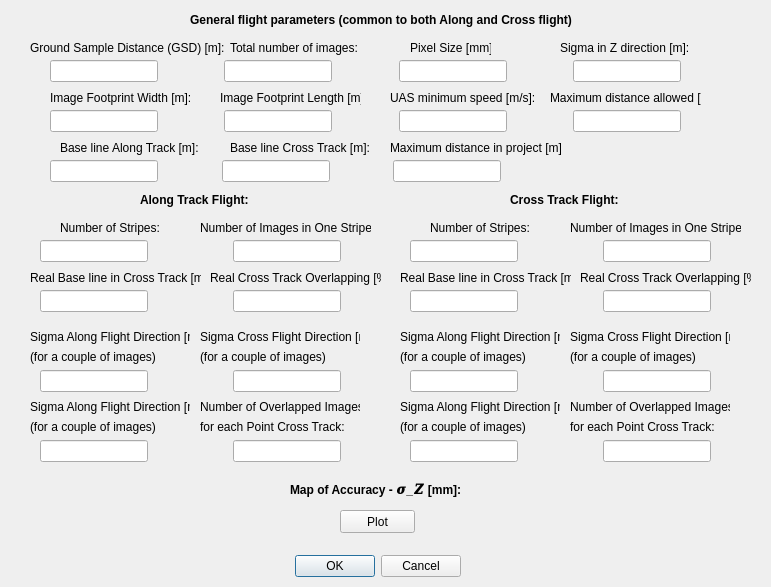
Qt form PluginFiles/DSP_outputs.ui (Marta1Rossi/DSP) before a commit.
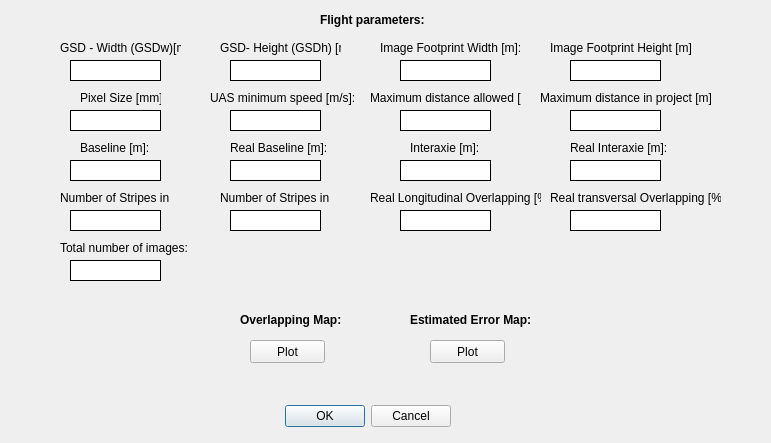
The same form after that commit.

```diff
--- a/PluginFiles/DSP_outputs.ui
+++ b/PluginFiles/DSP_outputs.ui
@@ -7,7 +7,7 @@
     <x>0</x>
     <y>0</y>
     <width>771</width>
-    <height>587</height>
+    <height>443</height>
    </rect>
   </property>
   <property name="windowTitle">
@@ -16,8 +16,8 @@
   <widget class="QDialogButtonBox" name="buttonBox">
    <property name="geometry">
     <rect>
-     <x>130</x>
-     <y>550</y>
+     <x>120</x>
+     <y>400</y>
      <width>331</width>
      <height>32</height>
     </rect>
@@ -32,9 +32,9 @@
   <widget class="QLabel" name="label_9">
    <property name="geometry">
     <rect>
-     <x>190</x>
+     <x>320</x>
      <y>10</y>
-     <width>401</width>
+     <width>271</width>
      <height>20</height>
     </rect>
    </property>
@@ -45,27 +45,27 @@
     </font>
    </property>
    <property name="text">
-    <string>General flight parameters (common to both Along and Cross flight)</string>
+    <string>Flight parameters:</string>
    </property>
   </widget>
   <widget class="QLabel" name="label">
    <property name="geometry">
     <rect>
-     <x>30</x>
+     <x>60</x>
      <y>40</y>
-     <width>201</width>
+     <width>121</width>
      <height>16</height>
     </rect>
    </property>
    <property name="text">
-    <string>Ground Sample Distance (GSD) [m]:</string>
+    <string>GSD - Width (GSDw)[m]:</string>
    </property>
   </widget>
   <widget class="QLabel" name="label_2">
    <property name="geometry">
     <rect>
-     <x>230</x>
-     <y>40</y>
+     <x>60</x>
+     <y>240</y>
      <width>131</width>
      <height>16</height>
     </rect>
@@ -77,8 +77,8 @@
   <widget class="QLabel" name="label_3">
    <property name="geometry">
     <rect>
-     <x>410</x>
-     <y>40</y>
+     <x>80</x>
+     <y>90</y>
      <width>81</width>
      <height>16</height>
     </rect>
@@ -87,134 +87,11 @@
     <string>Pixel Size [mm]:</string>
    </property>
   </widget>
-  <widget class="QLabel" name="label_4">
-   <property name="geometry">
-    <rect>
-     <x>560</x>
-     <y>40</y>
-     <width>131</width>
-     <height>16</height>
-    </rect>
-   </property>
-   <property name="text">
-    <string>Sigma in Z direction [m]:</string>
-   </property>
-  </widget>
-  <widget class="QWidget" name="layoutWidget">
-   <property name="geometry">
-    <rect>
-     <x>50</x>
-     <y>110</y>
-     <width>631</width>
-     <height>22</height>
-    </rect>
-   </property>
-   <layout class="QHBoxLayout" name="horizontalLayout_2">
-    <item>
-     <widget class="QLineEdit" name="lineEdit_5"/>
-    </item>
-    <item>
-     <spacer name="horizontalSpacer_4">
-      <property name="orientation">
-       <enum>Qt::Horizontal</enum>
-      </property>
-      <property name="sizeHint" stdset="0">
-       <size>
-        <width>40</width>
-        <height>20</height>
-       </size>
-      </property>
-     </spacer>
-    </item>
-    <item>
-     <widget class="QLineEdit" name="lineEdit_6"/>
-    </item>
-    <item>
-     <spacer name="horizontalSpacer_5">
-      <property name="orientation">
-       <enum>Qt::Horizontal</enum>
-      </property>
-      <property name="sizeHint" stdset="0">
-       <size>
-        <width>40</width>
-        <height>20</height>
-       </size>
-      </property>
-     </spacer>
-    </item>
-    <item>
-     <widget class="QLineEdit" name="lineEdit_7"/>
-    </item>
-    <item>
-     <spacer name="horizontalSpacer_6">
-      <property name="orientation">
-       <enum>Qt::Horizontal</enum>
-      </property>
-      <property name="sizeHint" stdset="0">
-       <size>
-        <width>40</width>
-        <height>20</height>
-       </size>
-      </property>
-     </spacer>
-    </item>
-    <item>
-     <widget class="QLineEdit" name="lineEdit_8"/>
-    </item>
-   </layout>
-  </widget>
-  <widget class="QWidget" name="layoutWidget_2">
-   <property name="geometry">
-    <rect>
-     <x>50</x>
-     <y>160</y>
-     <width>451</width>
-     <height>22</height>
-    </rect>
-   </property>
-   <layout class="QHBoxLayout" name="horizontalLayout_3">
-    <item>
-     <widget class="QLineEdit" name="lineEdit_9"/>
-    </item>
-    <item>
-     <spacer name="horizontalSpacer_7">
-      <property name="orientation">
-       <enum>Qt::Horizontal</enum>
-      </property>
-      <property name="sizeHint" stdset="0">
-       <size>
-        <width>40</width>
-        <height>20</height>
-       </size>
-      </property>
-     </spacer>
-    </item>
-    <item>
-     <widget class="QLineEdit" name="lineEdit_10"/>
-    </item>
-    <item>
-     <spacer name="horizontalSpacer_8">
-      <property name="orientation">
-       <enum>Qt::Horizontal</enum>
-      </property>
-      <property name="sizeHint" stdset="0">
-       <size>
-        <width>40</width>
-        <height>20</height>
-       </size>
-      </property>
-     </spacer>
-    </item>
-    <item>
-     <widget class="QLineEdit" name="lineEdit_11"/>
-    </item>
-   </layout>
-  </widget>
   <widget class="QLabel" name="label_6">
    <property name="geometry">
     <rect>
-     <x>50</x>
-     <y>90</y>
+     <x>380</x>
+     <y>40</y>
      <width>141</width>
      <height>16</height>
     </rect>
@@ -226,20 +103,20 @@
   <widget class="QLabel" name="label_7">
    <property name="geometry">
     <rect>
-     <x>220</x>
-     <y>90</y>
+     <x>550</x>
+     <y>40</y>
      <width>141</width>
      <height>16</height>
     </rect>
    </property>
    <property name="text">
-    <string>Image Footprint Length [m]:</string>
+    <string>Image Footprint Height [m]:</string>
    </property>
   </widget>
   <widget class="QLabel" name="label_8">
    <property name="geometry">
     <rect>
-     <x>390</x>
+     <x>210</x>
      <y>90</y>
      <width>151</width>
      <height>16</height>
@@ -252,7 +129,7 @@
   <widget class="QLabel" name="label_10">
    <property name="geometry">
     <rect>
-     <x>550</x>
+     <x>370</x>
      <y>90</y>
      <width>151</width>
      <height>16</height>
@@ -265,14 +142,14 @@
   <widget class="QLabel" name="label_11">
    <property name="geometry">
     <rect>
-     <x>60</x>
+     <x>80</x>
      <y>140</y>
      <width>151</width>
      <height>16</height>
     </rect>
    </property>
    <property name="text">
-    <string>Base line Along Track [m]:</string>
+    <string>Baseline [m]:</string>
    </property>
   </widget>
   <widget class="QLabel" name="label_12">
@@ -285,14 +162,14 @@
     </rect>
    </property>
    <property name="text">
-    <string>Base line Cross Track [m]:</string>
+    <string>Real Baseline [m]:</string>
    </property>
   </widget>
   <widget class="QLabel" name="label_13">
    <property name="geometry">
     <rect>
-     <x>390</x>
-     <y>140</y>
+     <x>540</x>
+     <y>90</y>
      <width>171</width>
      <height>16</height>
     </rect>
@@ -301,603 +178,25 @@
     <string>Maximum distance in project [m]:</string>
    </property>
   </widget>
-  <widget class="QLabel" name="label_14">
-   <property name="geometry">
-    <rect>
-     <x>140</x>
-     <y>190</y>
-     <width>131</width>
-     <height>20</height>
-    </rect>
-   </property>
-   <property name="font">
-    <font>
-     <weight>75</weight>
-     <bold>true</bold>
-    </font>
-   </property>
-   <property name="text">
-    <string>Along Track Flight:</string>
-   </property>
-  </widget>
-  <widget class="QLabel" name="label_15">
-   <property name="geometry">
-    <rect>
-     <x>510</x>
-     <y>190</y>
-     <width>131</width>
-     <height>20</height>
-    </rect>
-   </property>
-   <property name="font">
-    <font>
-     <weight>75</weight>
-     <bold>true</bold>
-    </font>
-   </property>
-   <property name="text">
-    <string>Cross Track Flight:</string>
-   </property>
-  </widget>
-  <widget class="QWidget" name="layoutWidget">
-   <property name="geometry">
-    <rect>
-     <x>50</x>
-     <y>60</y>
-     <width>631</width>
-     <height>22</height>
-    </rect>
-   </property>
-   <layout class="QHBoxLayout" name="horizontalLayout">
-    <item>
-     <widget class="QLineEdit" name="lineEdit"/>
-    </item>
-    <item>
-     <spacer name="horizontalSpacer">
-      <property name="orientation">
-       <enum>Qt::Horizontal</enum>
-      </property>
-      <property name="sizeHint" stdset="0">
-       <size>
-        <width>40</width>
-        <height>20</height>
-       </size>
-      </property>
-     </spacer>
-    </item>
-    <item>
-     <widget class="QLineEdit" name="lineEdit_2"/>
-    </item>
-    <item>
-     <spacer name="horizontalSpacer_2">
-      <property name="orientation">
-       <enum>Qt::Horizontal</enum>
-      </property>
-      <property name="sizeHint" stdset="0">
-       <size>
-        <width>40</width>
-        <height>20</height>
-       </size>
-      </property>
-     </spacer>
-    </item>
-    <item>
-     <widget class="QLineEdit" name="lineEdit_3"/>
-    </item>
-    <item>
-     <spacer name="horizontalSpacer_3">
-      <property name="orientation">
-       <enum>Qt::Horizontal</enum>
-      </property>
-      <property name="sizeHint" stdset="0">
-       <size>
-        <width>40</width>
-        <height>20</height>
-       </size>
-      </property>
-     </spacer>
-    </item>
-    <item>
-     <widget class="QLineEdit" name="lineEdit_4"/>
-    </item>
-   </layout>
-  </widget>
-  <widget class="QLabel" name="label_16">
-   <property name="geometry">
-    <rect>
-     <x>60</x>
-     <y>220</y>
-     <width>111</width>
-     <height>16</height>
-    </rect>
-   </property>
-   <property name="text">
-    <string>Number of Stripes:</string>
-   </property>
-  </widget>
-  <widget class="QLabel" name="label_17">
-   <property name="geometry">
-    <rect>
-     <x>200</x>
-     <y>220</y>
-     <width>171</width>
-     <height>16</height>
-    </rect>
-   </property>
-   <property name="text">
-    <string>Number of Images in One Stripe:</string>
-   </property>
-  </widget>
-  <widget class="QWidget" name="layoutWidget_3">
-   <property name="geometry">
-    <rect>
-     <x>40</x>
-     <y>290</y>
-     <width>301</width>
-     <height>22</height>
-    </rect>
-   </property>
-   <layout class="QHBoxLayout" name="horizontalLayout_5">
-    <item>
-     <widget class="QLineEdit" name="lineEdit_14"/>
-    </item>
-    <item>
-     <spacer name="horizontalSpacer_11">
-      <property name="orientation">
-       <enum>Qt::Horizontal</enum>
-      </property>
-      <property name="sizeHint" stdset="0">
-       <size>
-        <width>40</width>
-        <height>20</height>
-       </size>
-      </property>
-     </spacer>
-    </item>
-    <item>
-     <widget class="QLineEdit" name="lineEdit_15"/>
-    </item>
-   </layout>
-  </widget>
-  <widget class="QWidget" name="layoutWidget_4">
-   <property name="geometry">
-    <rect>
-     <x>40</x>
-     <y>370</y>
-     <width>301</width>
-     <height>22</height>
-    </rect>
-   </property>
-   <layout class="QHBoxLayout" name="horizontalLayout_6">
-    <item>
-     <widget class="QLineEdit" name="lineEdit_16"/>
-    </item>
-    <item>
-     <spacer name="horizontalSpacer_12">
-      <property name="orientation">
-       <enum>Qt::Horizontal</enum>
-      </property>
-      <property name="sizeHint" stdset="0">
-       <size>
-        <width>40</width>
-        <height>20</height>
-       </size>
-      </property>
-     </spacer>
-    </item>
-    <item>
-     <widget class="QLineEdit" name="lineEdit_17"/>
-    </item>
-   </layout>
-  </widget>
-  <widget class="QWidget" name="layoutWidget_5">
-   <property name="geometry">
-    <rect>
-     <x>40</x>
-     <y>440</y>
-     <width>301</width>
-     <height>22</height>
-    </rect>
-   </property>
-   <layout class="QHBoxLayout" name="horizontalLayout_7">
-    <item>
-     <widget class="QLineEdit" name="lineEdit_18"/>
-    </item>
-    <item>
-     <spacer name="horizontalSpacer_13">
-      <property name="orientation">
-       <enum>Qt::Horizontal</enum>
-      </property>
-      <property name="sizeHint" stdset="0">
-       <size>
-        <width>40</width>
-        <height>20</height>
-       </size>
-      </property>
-     </spacer>
-    </item>
-    <item>
-     <widget class="QLineEdit" name="lineEdit_19"/>
-    </item>
-   </layout>
-  </widget>
-  <widget class="QLabel" name="label_18">
-   <property name="geometry">
-    <rect>
-     <x>30</x>
-     <y>270</y>
-     <width>171</width>
-     <height>16</height>
-    </rect>
-   </property>
-   <property name="text">
-    <string>Real Base line in Cross Track [m]:</string>
-   </property>
-  </widget>
   <widget class="QLabel" name="label_19">
    <property name="geometry">
     <rect>
-     <x>210</x>
-     <y>270</y>
+     <x>370</x>
+     <y>190</y>
      <width>171</width>
      <height>16</height>
     </rect>
    </property>
    <property name="text">
-    <string>Real Cross Track Overlapping [%]:</string>
+    <string>Real Longitudinal Overlapping [%]:</string>
    </property>
   </widget>
-  <widget class="QWidget" name="layoutWidget_10">
-   <property name="geometry">
-    <rect>
-     <x>200</x>
-     <y>330</y>
-     <width>160</width>
-     <height>34</height>
-    </rect>
-   </property>
-   <layout class="QVBoxLayout" name="verticalLayout_2">
-    <item>
-     <widget class="QLabel" name="label_21">
-      <property name="text">
-       <string>Sigma Cross Flight Direction [m]: </string>
-      </property>
-     </widget>
-    </item>
-    <item>
-     <widget class="QLabel" name="label_25">
-      <property name="text">
-       <string>(for a couple of images)</string>
-      </property>
-     </widget>
-    </item>
-   </layout>
-  </widget>
-  <widget class="QWidget" name="layoutWidget_11">
-   <property name="geometry">
-    <rect>
-     <x>30</x>
-     <y>400</y>
-     <width>160</width>
-     <height>34</height>
-    </rect>
-   </property>
-   <layout class="QVBoxLayout" name="verticalLayout_3">
-    <item>
-     <widget class="QLabel" name="label_22">
-      <property name="text">
-       <string>Sigma Along Flight Direction [m]: </string>
-      </property>
-     </widget>
-    </item>
-    <item>
-     <widget class="QLabel" name="label_26">
-      <property name="text">
-       <string>(for a couple of images)</string>
-      </property>
-     </widget>
-    </item>
-   </layout>
-  </widget>
-  <widget class="QWidget" name="layoutWidget_12">
-   <property name="geometry">
-    <rect>
-     <x>200</x>
-     <y>400</y>
-     <width>160</width>
-     <height>34</height>
-    </rect>
-   </property>
-   <layout class="QVBoxLayout" name="verticalLayout_4">
-    <item>
-     <widget class="QLabel" name="label_23">
-      <property name="text">
-       <string>Number of Overlapped Images</string>
-      </property>
-     </widget>
-    </item>
-    <item>
-     <widget class="QLabel" name="label_27">
-      <property name="text">
-       <string>for each Point Cross Track: </string>
-      </property>
-     </widget>
-    </item>
-   </layout>
-  </widget>
-  <widget class="QWidget" name="layoutWidget_6">
-   <property name="geometry">
-    <rect>
-     <x>410</x>
-     <y>290</y>
-     <width>301</width>
-     <height>22</height>
-    </rect>
-   </property>
-   <layout class="QHBoxLayout" name="horizontalLayout_8">
-    <item>
-     <widget class="QLineEdit" name="lineEdit_20"/>
-    </item>
-    <item>
-     <spacer name="horizontalSpacer_14">
-      <property name="orientation">
-       <enum>Qt::Horizontal</enum>
-      </property>
-      <property name="sizeHint" stdset="0">
-       <size>
-        <width>40</width>
-        <height>20</height>
-       </size>
-      </property>
-     </spacer>
-    </item>
-    <item>
-     <widget class="QLineEdit" name="lineEdit_21"/>
-    </item>
-   </layout>
-  </widget>
-  <widget class="QWidget" name="layoutWidget_7">
-   <property name="geometry">
-    <rect>
-     <x>410</x>
-     <y>240</y>
-     <width>301</width>
-     <height>22</height>
-    </rect>
-   </property>
-   <layout class="QHBoxLayout" name="horizontalLayout_9">
-    <item>
-     <widget class="QLineEdit" name="lineEdit_22"/>
-    </item>
-    <item>
-     <spacer name="horizontalSpacer_15">
-      <property name="orientation">
-       <enum>Qt::Horizontal</enum>
-      </property>
-      <property name="sizeHint" stdset="0">
-       <size>
-        <width>40</width>
-        <height>20</height>
-       </size>
-      </property>
-     </spacer>
-    </item>
-    <item>
-     <widget class="QLineEdit" name="lineEdit_23"/>
-    </item>
-   </layout>
-  </widget>
-  <widget class="QLabel" name="label_28">
-   <property name="geometry">
-    <rect>
-     <x>580</x>
-     <y>270</y>
-     <width>171</width>
-     <height>16</height>
-    </rect>
-   </property>
-   <property name="text">
-    <string>Real Cross Track Overlapping [%]:</string>
-   </property>
-  </widget>
-  <widget class="QWidget" name="layoutWidget_13">
-   <property name="geometry">
-    <rect>
-     <x>400</x>
-     <y>400</y>
-     <width>160</width>
-     <height>34</height>
-    </rect>
-   </property>
-   <layout class="QVBoxLayout" name="verticalLayout_5">
-    <item>
-     <widget class="QLabel" name="label_29">
-      <property name="text">
-       <string>Sigma Along Flight Direction [m]: </string>
-      </property>
-     </widget>
-    </item>
-    <item>
-     <widget class="QLabel" name="label_30">
-      <property name="text">
-       <string>(for a couple of images)</string>
-      </property>
-     </widget>
-    </item>
-   </layout>
-  </widget>
-  <widget class="QWidget" name="layoutWidget_14">
-   <property name="geometry">
-    <rect>
-     <x>570</x>
-     <y>400</y>
-     <width>160</width>
-     <height>34</height>
-    </rect>
-   </property>
-   <layout class="QVBoxLayout" name="verticalLayout_6">
-    <item>
-     <widget class="QLabel" name="label_31">
-      <property name="text">
-       <string>Number of Overlapped Images</string>
-      </property>
-     </widget>
-    </item>
-    <item>
-     <widget class="QLabel" name="label_32">
-      <property name="text">
-       <string>for each Point Cross Track: </string>
-      </property>
-     </widget>
-    </item>
-   </layout>
-  </widget>
-  <widget class="QWidget" name="layoutWidget_8">
-   <property name="geometry">
-    <rect>
-     <x>400</x>
-     <y>330</y>
-     <width>160</width>
-     <height>34</height>
-    </rect>
-   </property>
-   <layout class="QVBoxLayout" name="verticalLayout_7">
-    <item>
-     <widget class="QLabel" name="label_33">
-      <property name="text">
-       <string>Sigma Along Flight Direction [m]: </string>
-      </property>
-     </widget>
-    </item>
-    <item>
-     <widget class="QLabel" name="label_34">
-      <property name="text">
-       <string>(for a couple of images)</string>
-      </property>
-     </widget>
-    </item>
-   </layout>
-  </widget>
-  <widget class="QLabel" name="label_35">
-   <property name="geometry">
-    <rect>
-     <x>400</x>
-     <y>270</y>
-     <width>171</width>
-     <height>16</height>
-    </rect>
-   </property>
-   <property name="text">
-    <string>Real Base line in Cross Track [m]:</string>
-   </property>
-  </widget>
-  <widget class="QWidget" name="layoutWidget_15">
-   <property name="geometry">
-    <rect>
-     <x>570</x>
-     <y>330</y>
-     <width>160</width>
-     <height>34</height>
-    </rect>
-   </property>
-   <layout class="QVBoxLayout" name="verticalLayout_8">
-    <item>
-     <widget class="QLabel" name="label_36">
-      <property name="text">
-       <string>Sigma Cross Flight Direction [m]: </string>
-      </property>
-     </widget>
-    </item>
-    <item>
-     <widget class="QLabel" name="label_37">
-      <property name="text">
-       <string>(for a couple of images)</string>
-      </property>
-     </widget>
-    </item>
-   </layout>
-  </widget>
-  <widget class="QLabel" name="label_38">
-   <property name="geometry">
-    <rect>
-     <x>570</x>
-     <y>220</y>
-     <width>171</width>
-     <height>16</height>
-    </rect>
-   </property>
-   <property name="text">
-    <string>Number of Images in One Stripe:</string>
-   </property>
-  </widget>
-  <widget class="QWidget" name="layoutWidget_9">
-   <property name="geometry">
-    <rect>
-     <x>410</x>
-     <y>370</y>
-     <width>301</width>
-     <height>22</height>
-    </rect>
-   </property>
-   <layout class="QHBoxLayout" name="horizontalLayout_10">
-    <item>
-     <widget class="QLineEdit" name="lineEdit_24"/>
-    </item>
-    <item>
-     <spacer name="horizontalSpacer_16">
-      <property name="orientation">
-       <enum>Qt::Horizontal</enum>
-      </property>
-      <property name="sizeHint" stdset="0">
-       <size>
-        <width>40</width>
-        <height>20</height>
-       </size>
-      </property>
-     </spacer>
-    </item>
-    <item>
-     <widget class="QLineEdit" name="lineEdit_25"/>
-    </item>
-   </layout>
-  </widget>
-  <widget class="QWidget" name="layoutWidget_16">
-   <property name="geometry">
-    <rect>
-     <x>410</x>
-     <y>440</y>
-     <width>301</width>
-     <height>22</height>
-    </rect>
-   </property>
-   <layout class="QHBoxLayout" name="horizontalLayout_11">
-    <item>
-     <widget class="QLineEdit" name="lineEdit_26"/>
-    </item>
-    <item>
-     <spacer name="horizontalSpacer_17">
-      <property name="orientation">
-       <enum>Qt::Horizontal</enum>
-      </property>
-      <property name="sizeHint" stdset="0">
-       <size>
-        <width>40</width>
-        <height>20</height>
-       </size>
-      </property>
-     </spacer>
-    </item>
-    <item>
-     <widget class="QLineEdit" name="lineEdit_27"/>
-    </item>
-   </layout>
-  </widget>
   <widget class="QLabel" name="label_39">
    <property name="geometry">
     <rect>
-     <x>290</x>
-     <y>480</y>
-     <width>181</width>
+     <x>410</x>
+     <y>310</y>
+     <width>191</width>
      <height>20</height>
     </rect>
    </property>
@@ -908,90 +207,487 @@
     </font>
    </property>
    <property name="text">
-    <string>Map of Accuracy - 𝝈_𝒁 [mm]:</string>
+    <string>Estimated Error Map:</string>
    </property>
   </widget>
-  <widget class="QWidget" name="layoutWidget">
-   <property name="geometry">
-    <rect>
-     <x>40</x>
-     <y>240</y>
-     <width>301</width>
-     <height>22</height>
-    </rect>
-   </property>
-   <layout class="QHBoxLayout" name="horizontalLayout_4">
-    <item>
-     <widget class="QLineEdit" name="lineEdit_12"/>
-    </item>
-    <item>
-     <spacer name="horizontalSpacer_10">
-      <property name="orientation">
-       <enum>Qt::Horizontal</enum>
-      </property>
-      <property name="sizeHint" stdset="0">
-       <size>
-        <width>40</width>
-        <height>20</height>
-       </size>
-      </property>
-     </spacer>
-    </item>
-    <item>
-     <widget class="QLineEdit" name="lineEdit_13"/>
-    </item>
-   </layout>
-  </widget>
-  <widget class="QWidget" name="layoutWidget">
-   <property name="geometry">
-    <rect>
-     <x>30</x>
-     <y>330</y>
-     <width>160</width>
-     <height>34</height>
-    </rect>
-   </property>
-   <layout class="QVBoxLayout" name="verticalLayout">
-    <item>
-     <widget class="QLabel" name="label_20">
-      <property name="text">
-       <string>Sigma Along Flight Direction [m]: </string>
-      </property>
-     </widget>
-    </item>
-    <item>
-     <widget class="QLabel" name="label_24">
-      <property name="text">
-       <string>(for a couple of images)</string>
-      </property>
-     </widget>
-    </item>
-   </layout>
-  </widget>
-  <widget class="QPushButton" name="pushButton">
-   <property name="geometry">
-    <rect>
-     <x>340</x>
-     <y>510</y>
-     <width>75</width>
-     <height>23</height>
-    </rect>
-   </property>
-   <property name="text">
-    <string>Plot</string>
-   </property>
-  </widget>
-  <widget class="QLabel" name="label_40">
+  <widget class="QPushButton" name="pb_error">
    <property name="geometry">
     <rect>
      <x>430</x>
-     <y>220</y>
+     <y>340</y>
+     <width>75</width>
+     <height>23</height>
+    </rect>
+   </property>
+   <property name="text">
+    <string>Plot</string>
+   </property>
+  </widget>
+  <widget class="QLabel" name="label_40">
+   <property name="geometry">
+    <rect>
+     <x>60</x>
+     <y>190</y>
      <width>111</width>
      <height>16</height>
     </rect>
    </property>
    <property name="text">
-    <string>Number of Stripes:</string>
+    <string>Number of Stripes in X:</string>
+   </property>
+  </widget>
+  <widget class="QLabel" name="label_5">
+   <property name="geometry">
+    <rect>
+     <x>220</x>
+     <y>40</y>
+     <width>121</width>
+     <height>16</height>
+    </rect>
+   </property>
+   <property name="text">
+    <string>GSD- Height (GSDh) [m]:</string>
+   </property>
+  </widget>
+  <widget class="QLabel" name="label_14">
+   <property name="geometry">
+    <rect>
+     <x>410</x>
+     <y>140</y>
+     <width>81</width>
+     <height>16</height>
+    </rect>
+   </property>
+   <property name="text">
+    <string>Interaxie [m]:</string>
+   </property>
+  </widget>
+  <widget class="QLabel" name="label_41">
+   <property name="geometry">
+    <rect>
+     <x>570</x>
+     <y>140</y>
+     <width>151</width>
+     <height>16</height>
+    </rect>
+   </property>
+   <property name="text">
+    <string>Real Interaxie [m]:</string>
+   </property>
+  </widget>
+  <widget class="QLabel" name="label_44">
+   <property name="geometry">
+    <rect>
+     <x>220</x>
+     <y>190</y>
+     <width>111</width>
+     <height>16</height>
+    </rect>
+   </property>
+   <property name="text">
+    <string>Number of Stripes in Y:</string>
+   </property>
+  </widget>
+  <widget class="QLabel" name="label_20">
+   <property name="geometry">
+    <rect>
+     <x>550</x>
+     <y>190</y>
+     <width>171</width>
+     <height>16</height>
+    </rect>
+   </property>
+   <property name="text">
+    <string>Real transversal Overlapping [%]:</string>
+   </property>
+  </widget>
+  <widget class="QLabel" name="label_42">
+   <property name="geometry">
+    <rect>
+     <x>240</x>
+     <y>310</y>
+     <width>181</width>
+     <height>20</height>
+    </rect>
+   </property>
+   <property name="font">
+    <font>
+     <weight>75</weight>
+     <bold>true</bold>
+    </font>
+   </property>
+   <property name="text">
+    <string>Overlapping Map:</string>
+   </property>
+  </widget>
+  <widget class="QPushButton" name="pb_overlap">
+   <property name="geometry">
+    <rect>
+     <x>250</x>
+     <y>340</y>
+     <width>75</width>
+     <height>23</height>
+    </rect>
+   </property>
+   <property name="text">
+    <string>Plot</string>
+   </property>
+  </widget>
+  <widget class="QLabel" name="GSDw">
+   <property name="geometry">
+    <rect>
+     <x>70</x>
+     <y>60</y>
+     <width>91</width>
+     <height>21</height>
+    </rect>
+   </property>
+   <property name="autoFillBackground">
+    <bool>false</bool>
+   </property>
+   <property name="styleSheet">
+    <string notr="true">background-color: rgb(255, 255, 255);
+border: 1px solid black;
+</string>
+   </property>
+   <property name="text">
+    <string/>
+   </property>
+  </widget>
+  <widget class="QLabel" name="GSDh">
+   <property name="geometry">
+    <rect>
+     <x>230</x>
+     <y>60</y>
+     <width>91</width>
+     <height>21</height>
+    </rect>
+   </property>
+   <property name="autoFillBackground">
+    <bool>false</bool>
+   </property>
+   <property name="styleSheet">
+    <string notr="true">background-color: rgb(255, 255, 255);
+border: 1px solid black;
+</string>
+   </property>
+   <property name="text">
+    <string/>
+   </property>
+  </widget>
+  <widget class="QLabel" name="footprint_W">
+   <property name="geometry">
+    <rect>
+     <x>400</x>
+     <y>60</y>
+     <width>91</width>
+     <height>21</height>
+    </rect>
+   </property>
+   <property name="autoFillBackground">
+    <bool>false</bool>
+   </property>
+   <property name="styleSheet">
+    <string notr="true">background-color: rgb(255, 255, 255);
+border: 1px solid black;
+</string>
+   </property>
+   <property name="text">
+    <string/>
+   </property>
+  </widget>
+  <widget class="QLabel" name="footprint_H">
+   <property name="geometry">
+    <rect>
+     <x>570</x>
+     <y>60</y>
+     <width>91</width>
+     <height>21</height>
+    </rect>
+   </property>
+   <property name="autoFillBackground">
+    <bool>false</bool>
+   </property>
+   <property name="styleSheet">
+    <string notr="true">background-color: rgb(255, 255, 255);
+border: 1px solid black;
+</string>
+   </property>
+   <property name="text">
+    <string/>
+   </property>
+  </widget>
+  <widget class="QLabel" name="px_size">
+   <property name="geometry">
+    <rect>
+     <x>70</x>
+     <y>110</y>
+     <width>91</width>
+     <height>21</height>
+    </rect>
+   </property>
+   <property name="autoFillBackground">
+    <bool>false</bool>
+   </property>
+   <property name="styleSheet">
+    <string notr="true">background-color: rgb(255, 255, 255);
+border: 1px solid black;
+</string>
+   </property>
+   <property name="text">
+    <string/>
+   </property>
+  </widget>
+  <widget class="QLabel" name="UAS_min_speed">
+   <property name="geometry">
+    <rect>
+     <x>230</x>
+     <y>110</y>
+     <width>91</width>
+     <height>21</height>
+    </rect>
+   </property>
+   <property name="autoFillBackground">
+    <bool>false</bool>
+   </property>
+   <property name="styleSheet">
+    <string notr="true">background-color: rgb(255, 255, 255);
+border: 1px solid black;
+</string>
+   </property>
+   <property name="text">
+    <string/>
+   </property>
+  </widget>
+  <widget class="QLabel" name="max_dist">
+   <property name="geometry">
+    <rect>
+     <x>400</x>
+     <y>110</y>
+     <width>91</width>
+     <height>21</height>
+    </rect>
+   </property>
+   <property name="autoFillBackground">
+    <bool>false</bool>
+   </property>
+   <property name="styleSheet">
+    <string notr="true">background-color: rgb(255, 255, 255);
+border: 1px solid black;
+</string>
+   </property>
+   <property name="text">
+    <string/>
+   </property>
+  </widget>
+  <widget class="QLabel" name="max_dist_proj">
+   <property name="geometry">
+    <rect>
+     <x>570</x>
+     <y>110</y>
+     <width>91</width>
+     <height>21</height>
+    </rect>
+   </property>
+   <property name="autoFillBackground">
+    <bool>false</bool>
+   </property>
+   <property name="styleSheet">
+    <string notr="true">background-color: rgb(255, 255, 255);
+border: 1px solid black;
+</string>
+   </property>
+   <property name="text">
+    <string/>
+   </property>
+  </widget>
+  <widget class="QLabel" name="baseline">
+   <property name="geometry">
+    <rect>
+     <x>70</x>
+     <y>160</y>
+     <width>91</width>
+     <height>21</height>
+    </rect>
+   </property>
+   <property name="autoFillBackground">
+    <bool>false</bool>
+   </property>
+   <property name="styleSheet">
+    <string notr="true">background-color: rgb(255, 255, 255);
+border: 1px solid black;
+</string>
+   </property>
+   <property name="text">
+    <string/>
+   </property>
+  </widget>
+  <widget class="QLabel" name="b_real">
+   <property name="geometry">
+    <rect>
+     <x>230</x>
+     <y>160</y>
+     <width>91</width>
+     <height>21</height>
+    </rect>
+   </property>
+   <property name="autoFillBackground">
+    <bool>false</bool>
+   </property>
+   <property name="styleSheet">
+    <string notr="true">background-color: rgb(255, 255, 255);
+border: 1px solid black;
+</string>
+   </property>
+   <property name="text">
+    <string/>
+   </property>
+  </widget>
+  <widget class="QLabel" name="interaxie">
+   <property name="geometry">
+    <rect>
+     <x>400</x>
+     <y>160</y>
+     <width>91</width>
+     <height>21</height>
+    </rect>
+   </property>
+   <property name="autoFillBackground">
+    <bool>false</bool>
+   </property>
+   <property name="styleSheet">
+    <string notr="true">background-color: rgb(255, 255, 255);
+border: 1px solid black;
+</string>
+   </property>
+   <property name="text">
+    <string/>
+   </property>
+  </widget>
+  <widget class="QLabel" name="i_real">
+   <property name="geometry">
+    <rect>
+     <x>570</x>
+     <y>160</y>
+     <width>91</width>
+     <height>21</height>
+    </rect>
+   </property>
+   <property name="autoFillBackground">
+    <bool>false</bool>
+   </property>
+   <property name="styleSheet">
+    <string notr="true">background-color: rgb(255, 255, 255);
+border: 1px solid black;
+</string>
+   </property>
+   <property name="text">
+    <string/>
+   </property>
+  </widget>
+  <widget class="QLabel" name="nstrip_x">
+   <property name="geometry">
+    <rect>
+     <x>70</x>
+     <y>210</y>
+     <width>91</width>
+     <height>21</height>
+    </rect>
+   </property>
+   <property name="autoFillBackground">
+    <bool>false</bool>
+   </property>
+   <property name="styleSheet">
+    <string notr="true">background-color: rgb(255, 255, 255);
+border: 1px solid black;
+</string>
+   </property>
+   <property name="text">
+    <string/>
+   </property>
+  </widget>
+  <widget class="QLabel" name="nstrip_y">
+   <property name="geometry">
+    <rect>
+     <x>230</x>
+     <y>210</y>
+     <width>91</width>
+     <height>21</height>
+    </rect>
+   </property>
+   <property name="autoFillBackground">
+    <bool>false</bool>
+   </property>
+   <property name="styleSheet">
+    <string notr="true">background-color: rgb(255, 255, 255);
+border: 1px solid black;
+</string>
+   </property>
+   <property name="text">
+    <string/>
+   </property>
+  </widget>
+  <widget class="QLabel" name="n_img">
+   <property name="geometry">
+    <rect>
+     <x>70</x>
+     <y>260</y>
+     <width>91</width>
+     <height>21</height>
+    </rect>
+   </property>
+   <property name="autoFillBackground">
+    <bool>false</bool>
+   </property>
+   <property name="styleSheet">
+    <string notr="true">background-color: rgb(255, 255, 255);
+border: 1px solid black;
+</string>
+   </property>
+   <property name="text">
+    <string/>
+   </property>
+  </widget>
+  <widget class="QLabel" name="Rl_real">
+   <property name="geometry">
+    <rect>
+     <x>400</x>
+     <y>210</y>
+     <width>91</width>
+     <height>21</height>
+    </rect>
+   </property>
+   <property name="autoFillBackground">
+    <bool>false</bool>
+   </property>
+   <property name="styleSheet">
+    <string notr="true">background-color: rgb(255, 255, 255);
+border: 1px solid black;
+</string>
+   </property>
+   <property name="text">
+    <string/>
+   </property>
+  </widget>
+  <widget class="QLabel" name="Rt_real">
+   <property name="geometry">
+    <rect>
+     <x>570</x>
+     <y>210</y>
+     <width>91</width>
+     <height>21</height>
+    </rect>
+   </property>
+   <property name="autoFillBackground">
+    <bool>false</bool>
+   </property>
+   <property name="styleSheet">
+    <string notr="true">background-color: rgb(255, 255, 255);
+border: 1px solid black;
+</string>
+   </property>
+   <property name="text">
+    <string/>
    </property>
   </widget>
  </widget>
```
